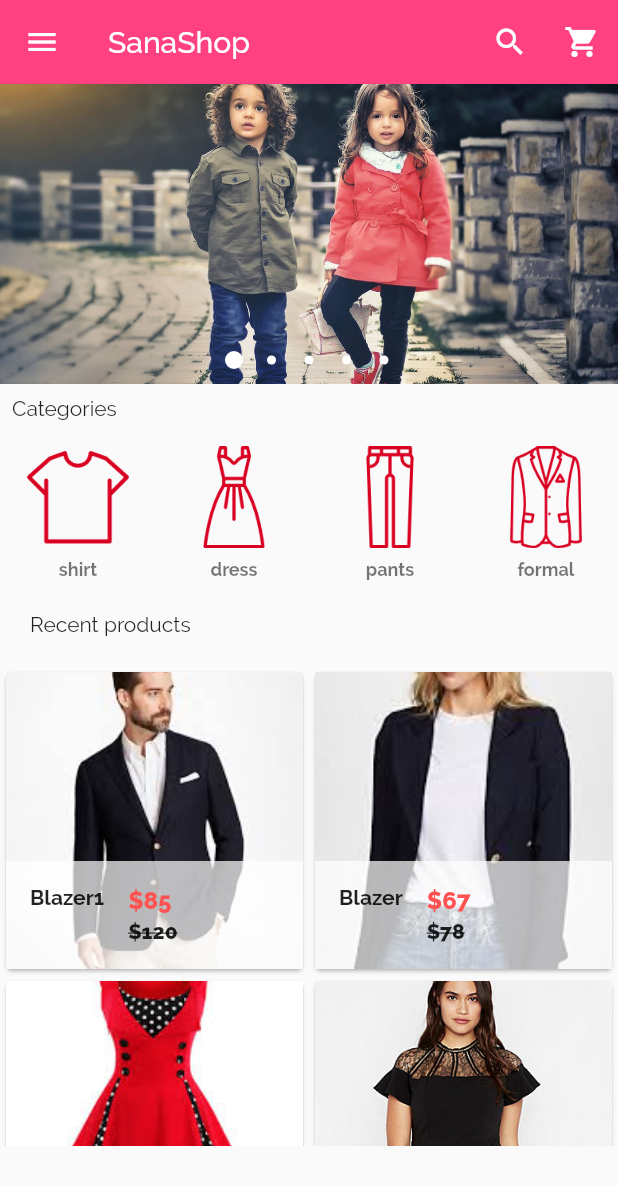
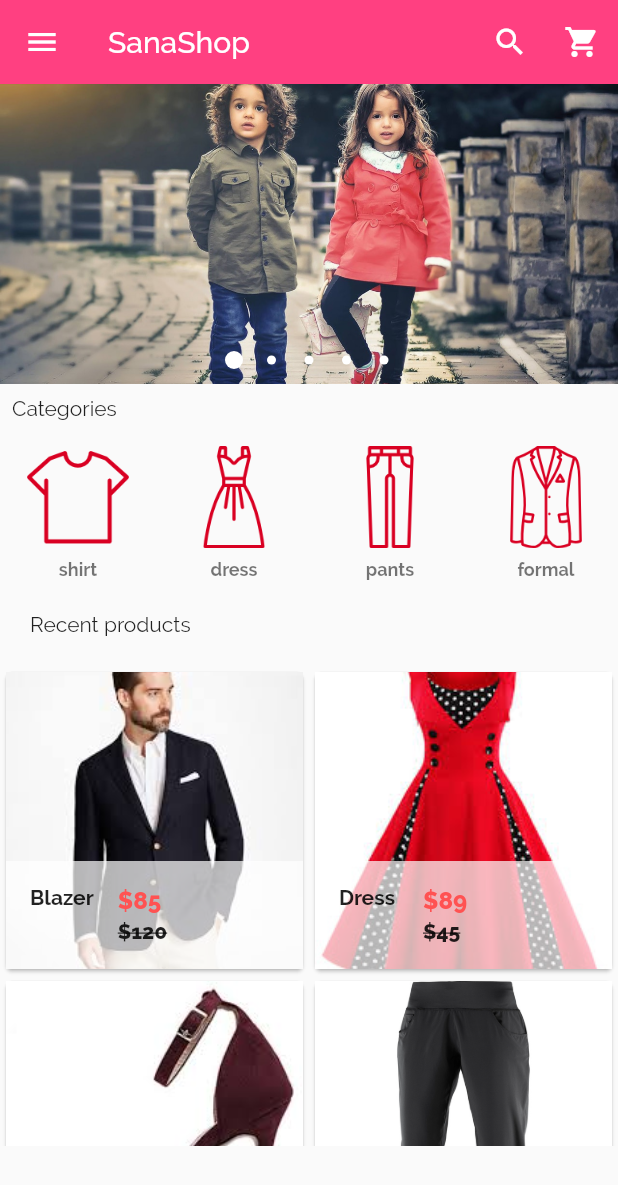
Before and after one commit to Sanaebadi97/Online-Fashion-Store, a Flutter app: the screen it shows after launch, on a phone screen of 412 x 824 dp. Shown: the top 1185 px of the screen. Run offline on Flutter 3.47's test engine with Material 2 defaults, Android fonts, the phone set to English and light mode, and no system bars; drawn by our look-alikes of carousel_pro.

Commit message:
The deatial be ok yet

```diff
--- a/lib/componets/products.dart
+++ b/lib/componets/products.dart
@@ -12,59 +12,34 @@ class Products extends StatefulWidget {
 class _ProductsState extends State<Products> {
   var products_list = [
     {
-      "name": "Blazer1",
+      "name": "Blazer",
       "picture": "assets/images/products/blazer1.jpeg",
       "old_price": 120,
       "price": 85
     },
+
     {
-      "name": "Blazer",
-      "picture": "assets/images/products/blazer2.jpeg",
-      "old_price": 78,
-      "price": 67
-    },
-    {
-      "name": "Dress1",
+      "name": "Dress",
       "picture": "assets/images/products/dress1.jpeg",
       "old_price": 45,
       "price": 89
     },
-    {
-      "name": "Dress2",
-      "picture": "assets/images/products/dress2.jpeg",
-      "old_price": 23,
-      "price": 78
-    },
+
     {
       "name": "Hills",
       "picture": "assets/images/products/hills1.jpeg",
       "old_price": 34,
       "price": 67
     },
-    {
-      "name": "Dress",
-      "picture": "assets/images/products/hills2.jpeg",
-      "old_price": 98,
-      "price": 34
-    },
-    {
-      "name": "Dress3",
-      "picture": "assets/images/products/hills2.jpeg",
-      "old_price": 98,
-      "price": 45
-    },
+
+
     {
       "name": "Pants",
       "picture": "assets/images/products/pants1.jpg",
       "old_price": 67,
       "price": 45
     },
-    {
-      "name": "Pants1",
-      "picture": "assets/images/products/pants2.jpeg",
-      "old_price": 34,
-      "price": 23
-    },
+
     {
       "name": "Shoe",
       "picture": "assets/images/products/shoe1.jpg",
@@ -77,12 +52,7 @@ class _ProductsState extends State<Products> {
       "old_price": 67,
       "price": 56
     },
-    {
-      "name": "Skirt2",
-      "picture": "assets/images/products/skt2.jpeg",
-      "old_price": 55,
-      "price": 34
-    },
+
   ];
 
   @override
```
